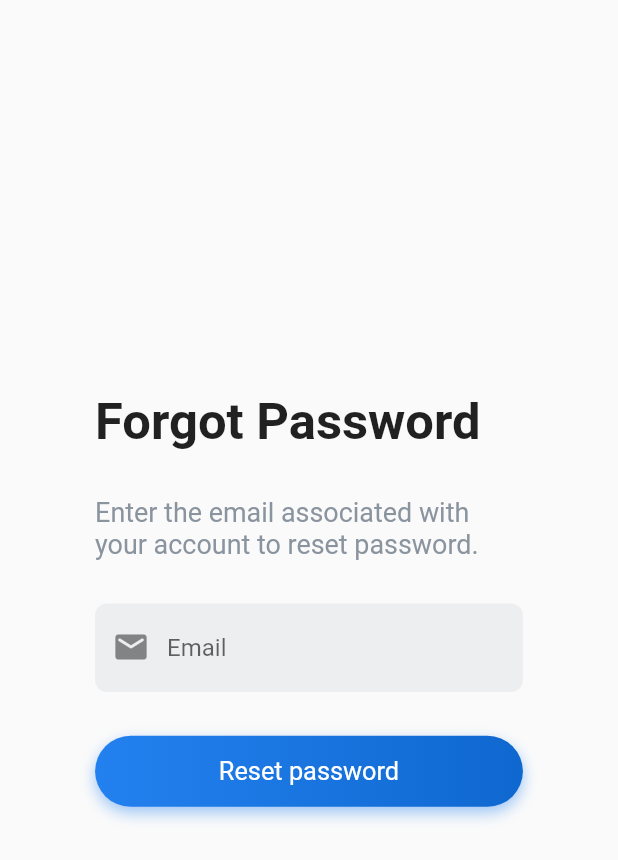
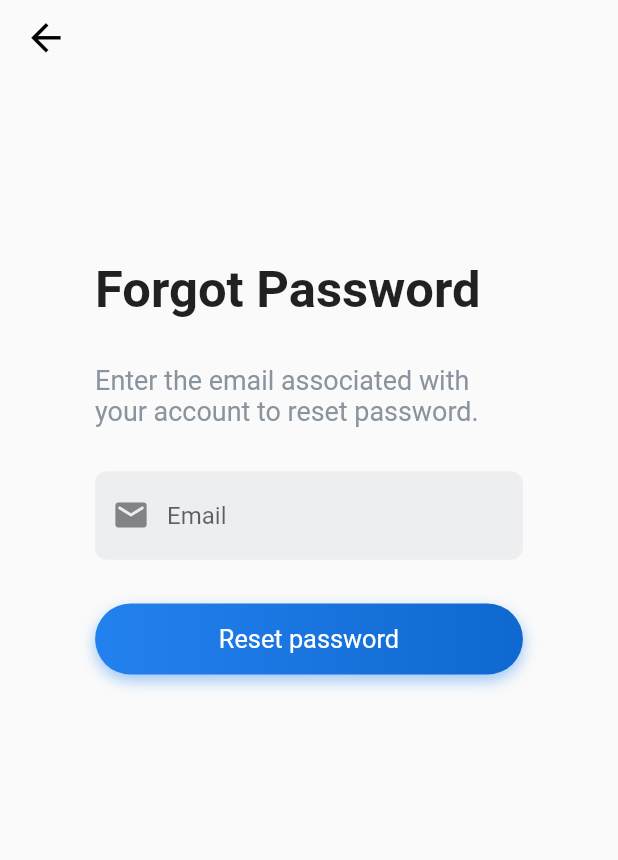
Before and after one commit to coderof19clc7/MobileApplicationProgrammingAdvance, a Flutter app: the screen it shows after launch, on a phone screen of 412 x 824 dp. Shown: the top 860 px of the screen. Run offline on Flutter 3.47's test engine with Material 2 defaults, Android fonts, the phone set to English and light mode, and no system bars; our stand-ins replace flutter_svg.

Commit message:
add simple transparent app bar as common app bar

```diff
--- a/lib/presentations/screens/forgot_password_screen/forgot_password_screen.dart
+++ b/lib/presentations/screens/forgot_password_screen/forgot_password_screen.dart
@@ -2,6 +2,7 @@ import 'package:flutter/material.dart';
 import 'package:one_one_learn/configs/constants/colors.dart';
 import 'package:one_one_learn/configs/constants/dimens.dart';
 import 'package:one_one_learn/generated/l10n.dart';
+import 'package:one_one_learn/presentations/widgets/app_bar/simple_app_bar.dart';
 import 'package:one_one_learn/presentations/widgets/buttons/primary_fill_button.dart';
 import 'package:one_one_learn/presentations/widgets/text_fields/text_field_fill.dart';
 import 'package:one_one_learn/utils/ui_helper.dart';
@@ -16,16 +17,18 @@ class ForgotPasswordScreen extends StatelessWidget {
         UIHelper.hideKeyboard(context);
       },
       child: Scaffold(
+        appBar: const SimpleTransparentAppBar(),
         resizeToAvoidBottomInset: false,
         body: Container(
-          padding: EdgeInsets.symmetric(
-            horizontal: Dimens.getProportionalScreenWidth(context, 60),
+          padding: EdgeInsets.only(
+            left: Dimens.getProportionalScreenWidth(context, 60),
+            right: Dimens.getProportionalScreenWidth(context, 60),
+            top: Dimens.getScreenHeight(context) * 0.15,
           ),
           width: Dimens.getScreenWidth(context),
           height: Dimens.getScreenHeight(context),
           child: Column(
             mainAxisSize: MainAxisSize.min,
-            mainAxisAlignment: MainAxisAlignment.center,
             children:[
               // sign in title field
               SizedBox(
--- a/lib/presentations/screens/sign_up_screen/sign_up_screen.dart
+++ b/lib/presentations/screens/sign_up_screen/sign_up_screen.dart
@@ -1,6 +1,7 @@
 import 'package:flutter/material.dart';
 import 'package:one_one_learn/configs/constants/dimens.dart';
 import 'package:one_one_learn/generated/l10n.dart';
+import 'package:one_one_learn/presentations/widgets/app_bar/simple_app_bar.dart';
 import 'package:one_one_learn/presentations/widgets/buttons/primary_fill_button.dart';
 import 'package:one_one_learn/presentations/widgets/text_fields/text_field_fill.dart';
 import 'package:one_one_learn/utils/ui_helper.dart';
@@ -15,16 +16,18 @@ class SignUpScreen extends StatelessWidget {
         UIHelper.hideKeyboard(context);
       },
       child: Scaffold(
+        appBar: const SimpleTransparentAppBar(),
         body: SingleChildScrollView(
           child: Container(
-            padding: EdgeInsets.symmetric(
-              horizontal: Dimens.getProportionalScreenWidth(context, 60),
+            padding: EdgeInsets.only(
+              left: Dimens.getProportionalScreenWidth(context, 60),
+              right: Dimens.getProportionalScreenWidth(context, 60),
+              top: Dimens.getScreenHeight(context) * 0.15,
             ),
             width: Dimens.getScreenWidth(context),
             height: Dimens.getScreenHeight(context),
             child: Column(
               mainAxisSize: MainAxisSize.min,
-              mainAxisAlignment: MainAxisAlignment.center,
               children:[
                 // sign in title field
                 SizedBox(
--- /dev/null
+++ b/lib/presentations/widgets/app_bar/simple_app_bar.dart
@@ -0,0 +1,46 @@
+import 'package:flutter/material.dart';
+import 'package:one_one_learn/configs/constants/colors.dart';
+import 'package:one_one_learn/configs/constants/dimens.dart';
+
+class SimpleTransparentAppBar extends StatelessWidget implements PreferredSizeWidget {
+  const SimpleTransparentAppBar({
+    super.key, this.height, this.actions,
+  });
+
+  final double? height;
+  final List<Widget>? actions;
+
+  @override
+  Widget build(BuildContext context) {
+    return PreferredSize(
+      preferredSize: Size(
+        Dimens.getScreenWidth(context),
+        Dimens.getScreenWidth(context),
+      ),
+      child: AppBar(
+        backgroundColor: AppColors.transparent,
+        elevation: 0,
+        leadingWidth: Dimens.getProportionalScreenWidth(context, 10),
+        leading: Container(
+          margin: EdgeInsets.only(
+            left: Dimens.getProportionalScreenWidth(context, 15),
+          ),
+          child: GestureDetector(
+            onTap: () {
+              // Navigator.pop(context);
+            },
+            child: Icon(
+              Icons.arrow_back_outlined,
+              color: AppColors.black,
+              size: Dimens.getProportionalScreenWidth(context, 28),
+            ),
+          ),
+        ),
+        actions: actions,
+      ),
+    );
+  }
+
+  @override
+  Size get preferredSize => Size(0, height ?? 50);
+}
```
